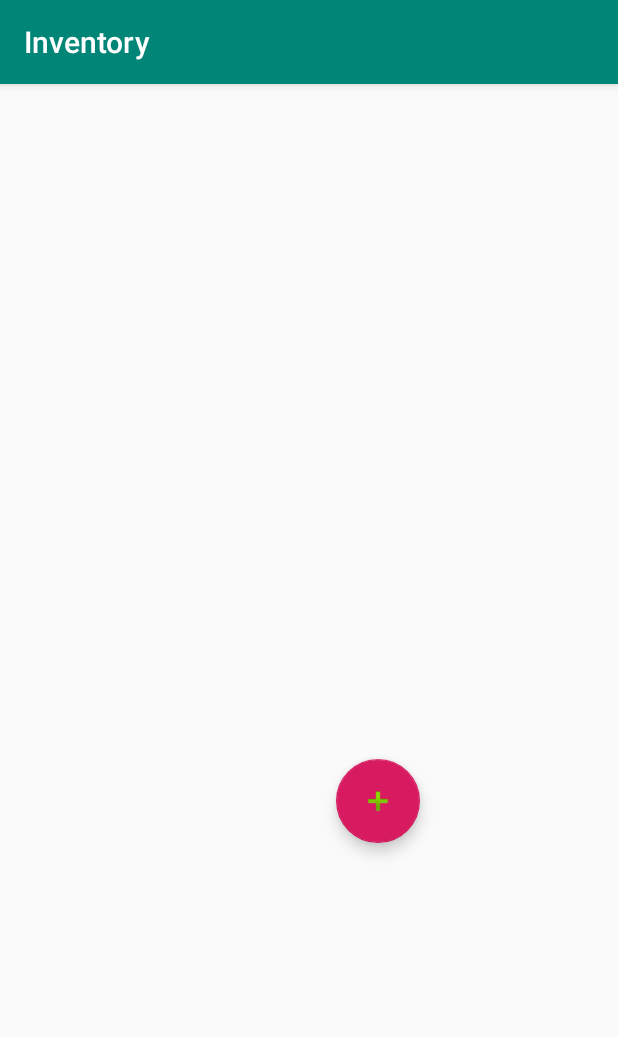
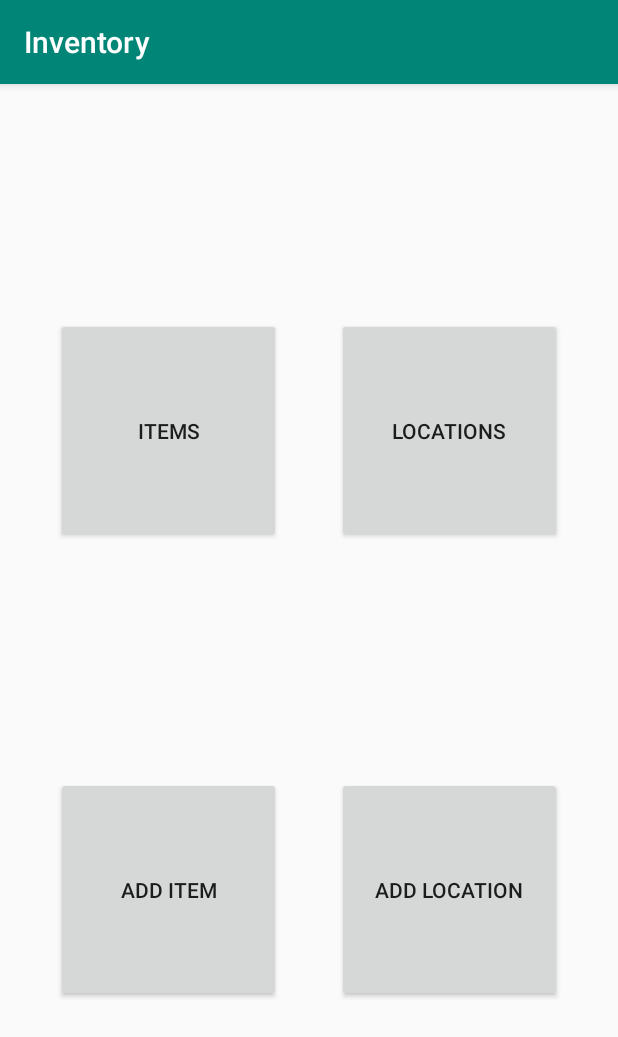
Before and after one commit to klintwales/Inventory, an Android app: the screen it shows after launch (MainActivity), on a phone screen of 412 x 824 dp. Shown: the top 1037 px of the screen. Run offline under Robolectric (Android 15) with nearby library versions, the light colour scheme and no system bars.

Commit message:
Created landing page Added Items activity and intent

```diff
--- a/app/src/main/AndroidManifest.xml
+++ b/app/src/main/AndroidManifest.xml
@@ -9,6 +9,7 @@
         android:roundIcon="@mipmap/ic_launcher_round"
         android:supportsRtl="true"
         android:theme="@style/AppTheme">
+        <activity android:name=".Items"></activity>
         <activity android:name=".MainActivity">
             <intent-filter>
                 <action android:name="android.intent.action.MAIN" />
--- /dev/null
+++ b/app/src/main/java/com/example/inventory/Items.java
@@ -0,0 +1,14 @@
+package com.example.inventory;
+
+import androidx.appcompat.app.AppCompatActivity;
+
+import android.os.Bundle;
+
+public class Items extends AppCompatActivity {
+
+    @Override
+    protected void onCreate(Bundle savedInstanceState) {
+        super.onCreate(savedInstanceState);
+        setContentView(R.layout.activity_items);
+    }
+}
--- a/app/src/main/java/com/example/inventory/MainActivity.java
+++ b/app/src/main/java/com/example/inventory/MainActivity.java
@@ -1,13 +1,37 @@
 package com.example.inventory;
 
 import androidx.appcompat.app.AppCompatActivity;
+
+import android.content.Intent;
 import android.os.Bundle;
+import android.view.View;
+import android.widget.Button;
 
 public class MainActivity extends AppCompatActivity {
+
+    Button btnItems, btnLocations, btnAddItem, btnAddLocation;
 
     @Override
     protected void onCreate(Bundle savedInstanceState) {
         super.onCreate(savedInstanceState);
         setContentView(R.layout.activity_main);
+        btnItems = findViewById(R.id.btnItems);
+        btnLocations = findViewById(R.id.btnLocations);
+        btnAddItem = findViewById(R.id.btnAddItem);
+        btnAddLocation = findViewById(R.id.btnAddLocation);
+
+        btnItems.setOnClickListener(new View.OnClickListener() {
+            @Override
+            public void onClick(View view) {
+                openItems();
+            }
+        });
+
     }
+
+    public void openItems(){
+        Intent intent = new Intent(this, Items.class);
+        startActivity(intent);
+    }
+
 }
--- /dev/null
+++ b/app/src/main/res/layout/activity_items.xml
@@ -0,0 +1,9 @@
+<?xml version="1.0" encoding="utf-8"?>
+<androidx.constraintlayout.widget.ConstraintLayout xmlns:android="http://schemas.android.com/apk/res/android"
+    xmlns:app="http://schemas.android.com/apk/res-auto"
+    xmlns:tools="http://schemas.android.com/tools"
+    android:layout_width="match_parent"
+    android:layout_height="match_parent"
+    tools:context=".Items">
+
+</androidx.constraintlayout.widget.ConstraintLayout>
--- a/app/src/main/res/layout/activity_main.xml
+++ b/app/src/main/res/layout/activity_main.xml
@@ -6,21 +6,45 @@
     android:layout_height="match_parent"
     tools:context=".MainActivity">
 
-    <com.google.android.material.floatingactionbutton.FloatingActionButton
-        android:id="@+id/fab"
-        android:layout_width="wrap_content"
-        android:layout_height="wrap_content"
-        android:layout_gravity="end|bottom"
-        android:layout_margin="16dp"
-        android:layout_marginStart="372dp"
-        android:layout_marginTop="696dp"
-        android:layout_marginEnd="387dp"
-        android:layout_marginBottom="712dp"
-        android:src="@android:drawable/ic_input_add"
+    <Button
+        android:id="@+id/btnItems"
+        android:layout_width="150dp"
+        android:layout_height="150dp"
+        android:text="Items"
+        app:layout_constraintBottom_toTopOf="@+id/btnAddItem"
+        app:layout_constraintEnd_toStartOf="@+id/btnLocations"
+        app:layout_constraintStart_toStartOf="parent"
+        app:layout_constraintTop_toTopOf="parent" />
+
+    <Button
+        android:id="@+id/btnLocations"
+        android:layout_width="150dp"
+        android:layout_height="150dp"
+        android:text="Locations"
+        app:layout_constraintBottom_toTopOf="@+id/btnAddLocation"
+        app:layout_constraintEnd_toEndOf="parent"
+        app:layout_constraintStart_toEndOf="@+id/btnItems"
+        app:layout_constraintTop_toTopOf="parent" />
+
+    <Button
+        android:id="@+id/btnAddItem"
+        android:layout_width="150dp"
+        android:layout_height="150dp"
+        android:text="Add Item"
+        android:textAlignment="center"
+        app:layout_constraintBottom_toBottomOf="parent"
+        app:layout_constraintEnd_toStartOf="@+id/btnAddLocation"
+        app:layout_constraintStart_toStartOf="parent"
+        app:layout_constraintTop_toBottomOf="@+id/btnItems" />
+
+    <Button
+        android:id="@+id/btnAddLocation"
+        android:layout_width="150dp"
+        android:layout_height="150dp"
+        android:text="Add Location"
+        android:textAlignment="center"
         app:layout_constraintBottom_toBottomOf="parent"
         app:layout_constraintEnd_toEndOf="parent"
-        app:layout_constraintHorizontal_bias="0.641"
-        app:layout_constraintStart_toStartOf="parent"
-        app:layout_constraintTop_toTopOf="parent"
-        app:layout_constraintVertical_bias="0.638" />
+        app:layout_constraintStart_toEndOf="@+id/btnAddItem"
+        app:layout_constraintTop_toBottomOf="@+id/btnLocations" />
 </androidx.constraintlayout.widget.ConstraintLayout>
```
